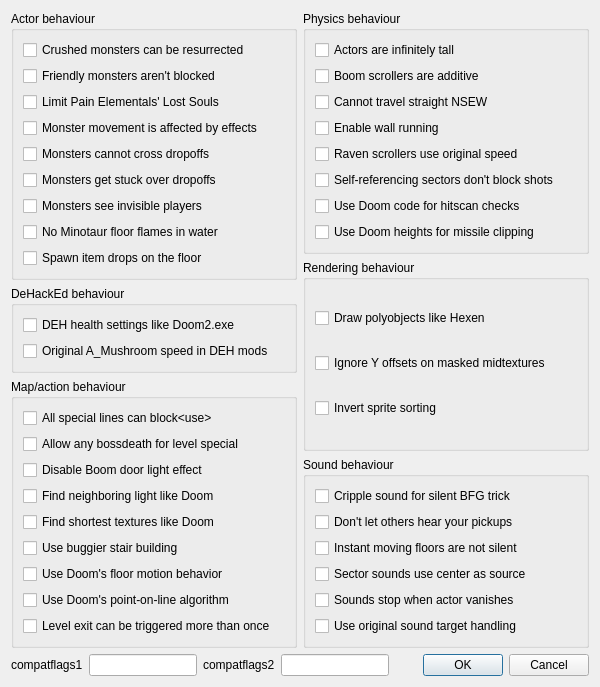
Old version of the form Forms/CompatOptsDialog.ui in the repository Youda008/DoomRunner.
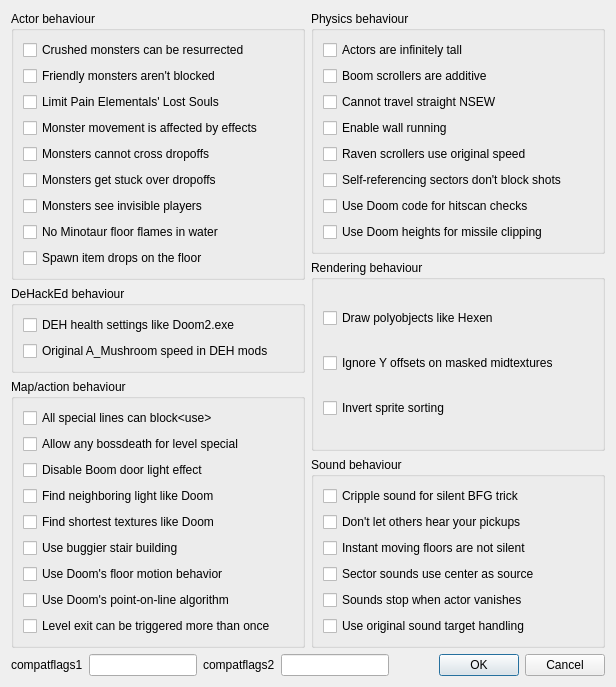
New version of the form.

What changed in the file:
```diff
--- a/Forms/CompatOptsDialog.ui
+++ b/Forms/CompatOptsDialog.ui
@@ -9,8 +9,8 @@
    <rect>
     <x>0</x>
     <y>0</y>
-    <width>600</width>
-    <height>606</height>
+    <width>616</width>
+    <height>676</height>
    </rect>
   </property>
   <property name="sizePolicy">
```
Left out of the diff: 6 changed lines with no effect on the pictures.
